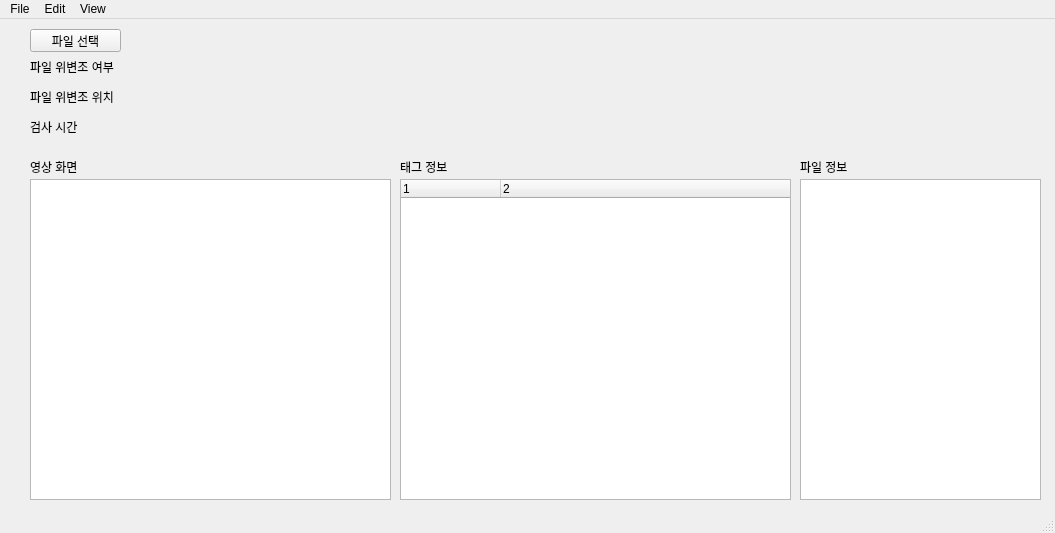
Before: the Qt Designer form main.ui in jamemanionda/2023_skku_medical, drawn with Qt 5.
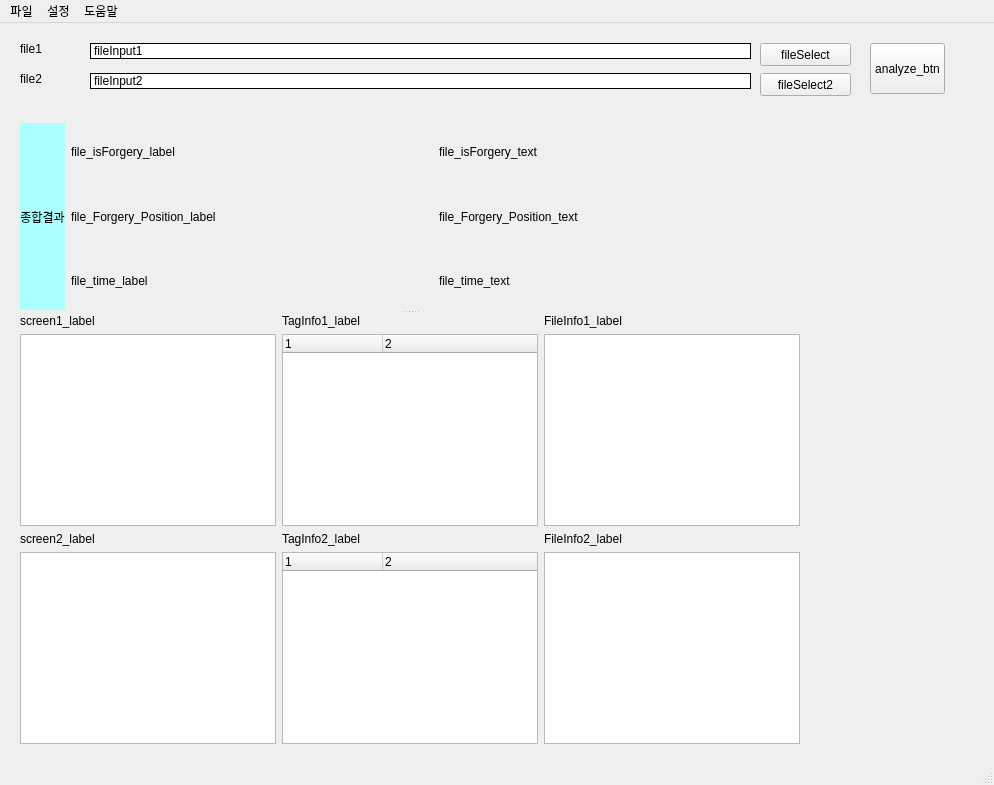
After: the same form once the commit is applied.

The edit to the form file:
```diff
--- a/main.ui
+++ b/main.ui
@@ -6,97 +6,22 @@
    <rect>
     <x>0</x>
     <y>0</y>
-    <width>1055</width>
-    <height>533</height>
+    <width>994</width>
+    <height>785</height>
    </rect>
   </property>
   <property name="windowTitle">
    <string>Forensic Tool</string>
   </property>
   <widget class="QWidget" name="centralwidget">
-   <widget class="QLabel" name="file_isForgery_label">
-    <property name="geometry">
-     <rect>
-      <x>30</x>
-      <y>40</y>
-      <width>111</width>
-      <height>16</height>
-     </rect>
-    </property>
-    <property name="text">
-     <string>파일 위변조 여부</string>
-    </property>
-   </widget>
-   <widget class="QLabel" name="file_Forgery_Position_label">
-    <property name="geometry">
-     <rect>
-      <x>30</x>
-      <y>70</y>
-      <width>111</width>
-      <height>16</height>
-     </rect>
-    </property>
-    <property name="text">
-     <string>파일 위변조 위치</string>
-    </property>
-   </widget>
-   <widget class="QLabel" name="file_time_label">
-    <property name="geometry">
-     <rect>
-      <x>30</x>
-      <y>100</y>
-      <width>91</width>
-      <height>16</height>
-     </rect>
-    </property>
-    <property name="text">
-     <string>검사 시간</string>
-    </property>
-   </widget>
-   <widget class="QGraphicsView" name="dicomView">
-    <property name="geometry">
-     <rect>
-      <x>30</x>
-      <y>160</y>
-      <width>361</width>
-      <height>321</height>
-     </rect>
-    </property>
-   </widget>
-   <widget class="QLabel" name="label_4">
-    <property name="geometry">
-     <rect>
-      <x>30</x>
-      <y>140</y>
-      <width>61</width>
-      <height>16</height>
-     </rect>
-    </property>
-    <property name="text">
-     <string>영상 화면</string>
-    </property>
-   </widget>
-   <widget class="QLabel" name="dicomTags_lable">
-    <property name="geometry">
-     <rect>
-      <x>800</x>
-      <y>140</y>
-      <width>61</width>
-      <height>16</height>
-     </rect>
-    </property>
-    <property name="text">
-     <string>파일 정보</string>
-    </property>
-   </widget>
    <widget class="QPushButton" name="fileSelect">
     <property name="enabled">
      <bool>true</bool>
     </property>
     <property name="geometry">
      <rect>
-      <x>30</x>
-      <y>10</y>
+      <x>760</x>
+      <y>20</y>
       <width>91</width>
       <height>23</height>
      </rect>
@@ -105,97 +30,331 @@
      <enum>Qt::ActionsContextMenu</enum>
     </property>
     <property name="text">
-     <string>파일 선택</string>
+     <string>fileSelect</string>
     </property>
    </widget>
-   <widget class="QLabel" name="label_6">
+   <widget class="QSplitter" name="splitter">
     <property name="geometry">
      <rect>
-      <x>400</x>
-      <y>140</y>
-      <width>61</width>
-      <height>16</height>
-     </rect>
-    </property>
-    <property name="text">
-     <string>태그 정보</string>
-    </property>
-   </widget>
-   <widget class="QLabel" name="file_isForgery_text">
-    <property name="geometry">
-     <rect>
-      <x>140</x>
-      <y>40</y>
-      <width>261</width>
-      <height>16</height>
-     </rect>
-    </property>
-    <property name="text">
-     <string/>
-    </property>
-   </widget>
-   <widget class="QLabel" name="file_Forgery_Position_text">
-    <property name="geometry">
-     <rect>
-      <x>140</x>
-      <y>70</y>
-      <width>261</width>
-      <height>16</height>
-     </rect>
-    </property>
-    <property name="text">
-     <string/>
-    </property>
-   </widget>
-   <widget class="QLabel" name="file_time_text">
-    <property name="geometry">
-     <rect>
-      <x>130</x>
+      <x>20</x>
       <y>100</y>
-      <width>261</width>
-      <height>16</height>
+      <width>941</width>
+      <height>621</height>
      </rect>
     </property>
+    <property name="orientation">
+     <enum>Qt::Vertical</enum>
+    </property>
+    <widget class="QWidget" name="gridLayoutWidget">
+     <layout class="QGridLayout" name="gridLayout" columnstretch="0,0,0">
+      <property name="horizontalSpacing">
+       <number>6</number>
+      </property>
+      <item row="2" column="1">
+       <widget class="QLabel" name="file_time_label">
+        <property name="text">
+         <string>file_time_label</string>
+        </property>
+       </widget>
+      </item>
+      <item row="2" column="2">
+       <widget class="QLabel" name="file_time_text">
+        <property name="text">
+         <string>file_time_text</string>
+        </property>
+       </widget>
+      </item>
+      <item row="1" column="1">
+       <widget class="QLabel" name="file_Forgery_Position_label">
+        <property name="text">
+         <string>file_Forgery_Position_label</string>
+        </property>
+       </widget>
+      </item>
+      <item row="0" column="2">
+       <widget class="QLabel" name="file_isForgery_text">
+        <property name="text">
+         <string>file_isForgery_text</string>
+        </property>
+       </widget>
+      </item>
+      <item row="1" column="2">
+       <widget class="QLabel" name="label_8">
+        <property name="text">
+         <string>file_Forgery_Position_text</string>
+        </property>
+       </widget>
+      </item>
+      <item row="0" column="1">
+       <widget class="QLabel" name="file_isForgery_label">
+        <property name="text">
+         <string>file_isForgery_label</string>
+        </property>
+       </widget>
+      </item>
+      <item row="0" column="0" rowspan="3">
+       <widget class="QLabel" name="label_7">
+        <property name="sizePolicy">
+         <sizepolicy hsizetype="Fixed" vsizetype="Preferred">
+          <horstretch>0</horstretch>
+          <verstretch>0</verstretch>
+         </sizepolicy>
+        </property>
+        <property name="styleSheet">
+         <string notr="true">background-color: rgb(170, 255, 255);
+
+alternate-background-color: rgb(170, 255, 127);</string>
+        </property>
+        <property name="text">
+         <string>종합결과</string>
+        </property>
+        <property name="alignment">
+         <set>Qt::AlignCenter</set>
+        </property>
+       </widget>
+      </item>
+     </layout>
+    </widget>
+    <widget class="QWidget" name="gridLayoutWidget_2">
+     <layout class="QGridLayout" name="gridLayout_3">
+      <property name="sizeConstraint">
+       <enum>QLayout::SetFixedSize</enum>
+      </property>
+      <item row="3" column="0">
+       <widget class="QLabel" name="screen2">
+        <property name="text">
+         <string>screen2_label</string>
+        </property>
+       </widget>
+      </item>
+      <item row="4" column="0">
+       <widget class="QGraphicsView" name="screen2_Widget">
+        <property name="sizePolicy">
+         <sizepolicy hsizetype="Preferred" vsizetype="Expanding">
+          <horstretch>0</horstretch>
+          <verstretch>0</verstretch>
+         </sizepolicy>
+        </property>
+       </widget>
+      </item>
+      <item row="0" column="0">
+       <widget class="QLabel" name="screen1">
+        <property name="text">
+         <string>screen1_label</string>
+        </property>
+       </widget>
+      </item>
+      <item row="0" column="1">
+       <widget class="QLabel" name="TagInfo1_label">
+        <property name="text">
+         <string>TagInfo1_label</string>
+        </property>
+       </widget>
+      </item>
+      <item row="3" column="2">
+       <widget class="QLabel" name="FileInformation1_label_2">
+        <property name="text">
+         <string>FileInfo2_label</string>
+        </property>
+       </widget>
+      </item>
+      <item row="2" column="1">
+       <widget class="QTreeWidget" name="TagInfo1_Widget">
+        <property name="sizePolicy">
+         <sizepolicy hsizetype="Fixed" vsizetype="Expanding">
+          <horstretch>0</horstretch>
+          <verstretch>0</verstretch>
+         </sizepolicy>
+        </property>
+        <property name="contextMenuPolicy">
+         <enum>Qt::ActionsContextMenu</enum>
+        </property>
+        <column>
+         <property name="text">
+          <string notr="true">1</string>
+         </property>
+        </column>
+        <column>
+         <property name="text">
+          <string>2</string>
+         </property>
+        </column>
+       </widget>
+      </item>
+      <item row="3" column="1">
+       <widget class="QLabel" name="TagInfo2_label">
+        <property name="text">
+         <string>TagInfo2_label</string>
+        </property>
+       </widget>
+      </item>
+      <item row="4" column="2">
+       <widget class="QTableWidget" name="FileInfo2_Widget">
+        <property name="sizePolicy">
+         <sizepolicy hsizetype="Fixed" vsizetype="Expanding">
+          <horstretch>0</horstretch>
+          <verstretch>0</verstretch>
+         </sizepolicy>
+        </property>
+        <property name="font">
+         <font>
+          <pointsize>7</pointsize>
+         </font>
+        </property>
+       </widget>
+      </item>
+      <item row="0" column="2">
+       <widget class="QLabel" name="FileInfo1_label">
+        <property name="text">
+         <string>FileInfo1_label</string>
+        </property>
+       </widget>
+      </item>
+      <item row="4" column="1">
+       <widget class="QTreeWidget" name="TagInfo2_Widget">
+        <property name="sizePolicy">
+         <sizepolicy hsizetype="Fixed" vsizetype="Expanding">
+          <horstretch>0</horstretch>
+          <verstretch>0</verstretch>
+         </sizepolicy>
+        </property>
+        <property name="contextMenuPolicy">
+         <enum>Qt::ActionsContextMenu</enum>
+        </property>
+        <column>
+         <property name="text">
+          <string notr="true">1</string>
+         </property>
+        </column>
+        <column>
+         <property name="text">
+          <string>2</string>
+         </property>
+        </column>
+       </widget>
+      </item>
+      <item row="2" column="2">
+       <widget class="QTableWidget" name="FileInfo1_Widget">
+        <property name="sizePolicy">
+         <sizepolicy hsizetype="Fixed" vsizetype="Expanding">
+          <horstretch>0</horstretch>
+          <verstretch>0</verstretch>
+         </sizepolicy>
+        </property>
+        <property name="font">
+         <font>
+          <pointsize>7</pointsize>
+         </font>
+        </property>
+       </widget>
+      </item>
+      <item row="2" column="0">
+       <widget class="QGraphicsView" name="screen1_Widget">
+        <property name="sizePolicy">
+         <sizepolicy hsizetype="Preferred" vsizetype="Expanding">
+          <horstretch>0</horstretch>
+          <verstretch>0</verstretch>
+         </sizepolicy>
+        </property>
+       </widget>
+      </item>
+     </layout>
+    </widget>
+   </widget>
+   <widget class="QLabel" name="file2">
+    <property name="geometry">
+     <rect>
+      <x>20</x>
+      <y>50</y>
+      <width>56</width>
+      <height>12</height>
+     </rect>
+    </property>
     <property name="text">
-     <string/>
+     <string>file2</string>
     </property>
    </widget>
-   <widget class="QTreeWidget" name="treeWidget">
+   <widget class="QLabel" name="file1">
     <property name="geometry">
      <rect>
-      <x>400</x>
-      <y>160</y>
-      <width>391</width>
-      <height>321</height>
+      <x>20</x>
+      <y>20</y>
+      <width>56</width>
+      <height>12</height>
+     </rect>
+    </property>
+    <property name="text">
+     <string>file1</string>
+    </property>
+   </widget>
+   <widget class="QPushButton" name="fileSelect2">
+    <property name="enabled">
+     <bool>true</bool>
+    </property>
+    <property name="geometry">
+     <rect>
+      <x>760</x>
+      <y>50</y>
+      <width>91</width>
+      <height>23</height>
      </rect>
     </property>
     <property name="contextMenuPolicy">
      <enum>Qt::ActionsContextMenu</enum>
     </property>
-    <column>
-     <property name="text">
-      <string notr="true">1</string>
-     </property>
-    </column>
-    <column>
-     <property name="text">
-      <string>2</string>
-     </property>
-    </column>
+    <property name="text">
+     <string>fileSelect2</string>
+    </property>
    </widget>
-   <widget class="QTableWidget" name="tableWidget">
+   <widget class="QLabel" name="fileInput2">
     <property name="geometry">
      <rect>
-      <x>800</x>
-      <y>160</y>
-      <width>241</width>
-      <height>321</height>
+      <x>90</x>
+      <y>50</y>
+      <width>661</width>
+      <height>16</height>
      </rect>
     </property>
-    <property name="font">
-     <font>
-      <pointsize>7</pointsize>
-     </font>
+    <property name="styleSheet">
+     <string notr="true">background-color: rgb(255, 255, 255);
+border-color: rgb(0, 0, 0);border-width:1px;border-style:solid;
+
+</string>
+    </property>
+    <property name="text">
+     <string>fileInput2</string>
+    </property>
+   </widget>
+   <widget class="QLabel" name="fileInput1">
+    <property name="geometry">
+     <rect>
+      <x>90</x>
+      <y>20</y>
+      <width>661</width>
+      <height>16</height>
+     </rect>
+    </property>
+    <property name="styleSheet">
+     <string notr="true">background-color: rgb(255, 255, 255);
+border-color: rgb(0, 0, 0);border-width:1px;border-style:solid;
+
+</string>
+    </property>
+    <property name="text">
+     <string>fileInput1</string>
+    </property>
+   </widget>
+   <widget class="QPushButton" name="analyze_btn">
+    <property name="geometry">
+     <rect>
+      <x>870</x>
+      <y>20</y>
+      <width>75</width>
+      <height>51</height>
+     </rect>
+    </property>
+    <property name="text">
+     <string>analyze_btn</string>
     </property>
    </widget>
   </widget>
@@ -204,13 +363,13 @@
     <rect>
      <x>0</x>
      <y>0</y>
-     <width>1055</width>
+     <width>994</width>
      <height>21</height>
     </rect>
    </property>
-   <widget class="QMenu" name="menuFile">
+   <widget class="QMenu" name="menu">
     <property name="title">
-     <string>File</string>
+     <string>파일</string>
     </property>
     <addaction name="actionNew"/>
     <addaction name="actionOpen"/>
@@ -219,19 +378,19 @@
     <addaction name="actionClose"/>
     <addaction name="separator"/>
    </widget>
-   <widget class="QMenu" name="menuEdit">
+   <widget class="QMenu" name="menu_2">
     <property name="title">
-     <string>Edit</string>
+     <string>설정</string>
     </property>
    </widget>
-   <widget class="QMenu" name="menuView">
+   <widget class="QMenu" name="menu_3">
     <property name="title">
-     <string>View</string>
+     <string>도움말</string>
     </property>
    </widget>
-   <addaction name="menuFile"/>
-   <addaction name="menuEdit"/>
-   <addaction name="menuView"/>
+   <addaction name="menu"/>
+   <addaction name="menu_2"/>
+   <addaction name="menu_3"/>
   </widget>
   <widget class="QStatusBar" name="statusbar"/>
   <action name="actionNew">
```
Left out of the diff: 31 changed lines with no effect on the pictures.
